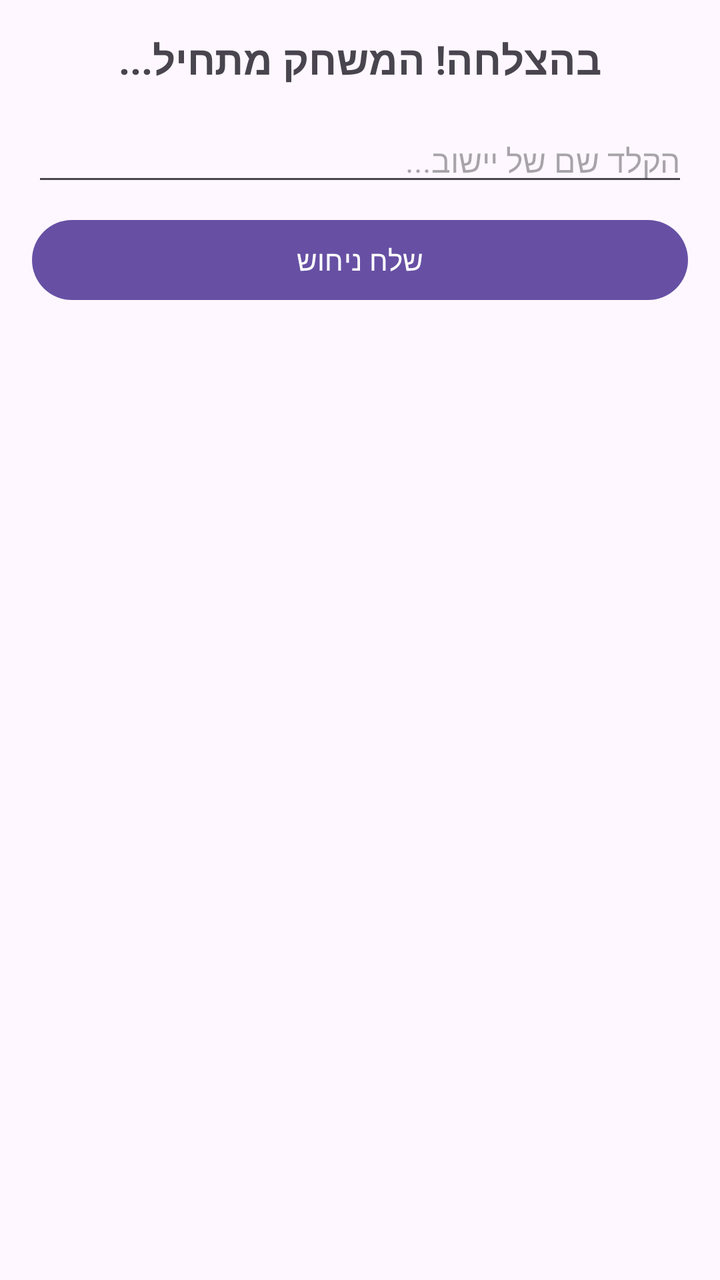
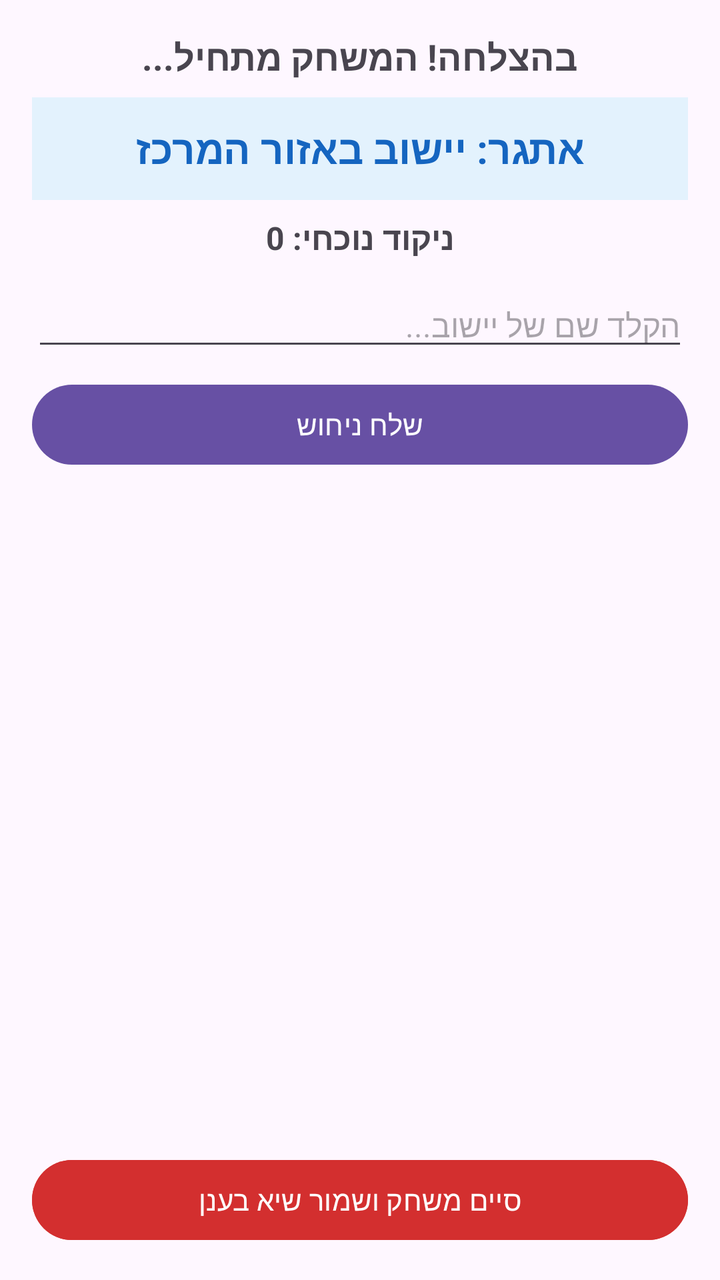

Compare the two renders of this Android layout. The source of the first and the diff that turns it into the second are given below.
<!-- AndroidManifest.xml: application theme Theme.TofesMakom -->
<!-- res/layout/activity_game.xml -->
<?xml version="1.0" encoding="utf-8"?>
<LinearLayout
    xmlns:android="http://schemas.android.com/apk/res/android"
    android:layout_width="match_parent"
    android:layout_height="match_parent"
    android:orientation="vertical"
    android:padding="16dp">

    
    <TextView
        android:id="@+id/tvWelcome"
        android:layout_width="match_parent"
        android:layout_height="wrap_content"
        android:text="בהצלחה! המשחק מתחיל..."
        android:textSize="20sp"
        android:textStyle="bold"
        android:gravity="center"
        android:layout_marginBottom="16dp"/>

    
    <EditText
        android:id="@+id/etCityGuess"
        android:layout_width="match_parent"
        android:layout_height="wrap_content"
        android:hint="הקלד שם של יישוב..."
        android:inputType="textPersonName"
        android:textSize="16sp" />

    
    <Button
        android:id="@+id/btnSubmitGuess"
        android:layout_width="match_parent"
        android:layout_height="wrap_content"
        android:text="שלח ניחוש"
        android:layout_marginTop="8dp" />

    
    <androidx.recyclerview.widget.RecyclerView
        android:id="@+id/rvGuesses"
        android:layout_width="match_parent"
        android:layout_height="0dp"
        android:layout_weight="1"
        android:layout_marginTop="16dp" />

</LinearLayout>
<!-- resources referenced by this layout -->
<resources>
  <style name="Theme.TofesMakom" parent="Base.Theme.TofesMakom" />
  <style name="Base.Theme.TofesMakom" parent="Theme.Material3.DayNight.NoActionBar">
          
          
      </style>
</resources>

<!-- the commit's change to res/layout/activity_game.xml (unified diff, before → after) -->
@@ -6,18 +6,39 @@
     android:orientation="vertical"
     android:padding="16dp">
 
-    
     <TextView
         android:id="@+id/tvWelcome"
         android:layout_width="match_parent"
         android:layout_height="wrap_content"
         android:text="בהצלחה! המשחק מתחיל..."
+        android:textSize="18sp"
+        android:textStyle="bold"
+        android:gravity="center"
+        android:layout_marginBottom="8dp"/>
+
+    <TextView
+        android:id="@+id/tvChallenge"
+        android:layout_width="match_parent"
+        android:layout_height="wrap_content"
+        android:text="אתגר: יישוב באזור המרכז"
         android:textSize="20sp"
         android:textStyle="bold"
+        android:textColor="#1565C0"
+        android:background="#E3F2FD"
+        android:padding="12dp"
         android:gravity="center"
-        android:layout_marginBottom="16dp"/>
+        android:layout_marginBottom="8dp"/>
 
-    
+    <TextView
+        android:id="@+id/tvCurrentScore"
+        android:layout_width="match_parent"
+        android:layout_height="wrap_content"
+        android:text="ניקוד נוכחי: 0"
+        android:textSize="16sp"
+        android:textStyle="bold"
+        android:gravity="center"
+        android:layout_marginBottom="12dp"/>
+
     <EditText
         android:id="@+id/etCityGuess"
         android:layout_width="match_parent"
@@ -26,7 +47,6 @@
         android:inputType="textPersonName"
         android:textSize="16sp" />
 
-    
     <Button
         android:id="@+id/btnSubmitGuess"
         android:layout_width="match_parent"
@@ -34,12 +54,20 @@
         android:text="שלח ניחוש"
         android:layout_marginTop="8dp" />
 
-    
     <androidx.recyclerview.widget.RecyclerView
         android:id="@+id/rvGuesses"
         android:layout_width="match_parent"
         android:layout_height="0dp"
         android:layout_weight="1"
-        android:layout_marginTop="16dp" />
+        android:layout_marginTop="12dp" />
+
+    <Button
+        android:id="@+id/btnFinishGame"
+        android:layout_width="match_parent"
+        android:layout_height="wrap_content"
+        android:text="סיים משחק ושמור שיא בענן"
+        android:backgroundTint="#D32F2F"
+        android:textColor="#FFFFFF"
+        android:layout_marginTop="8dp" />
 
 </LinearLayout>
